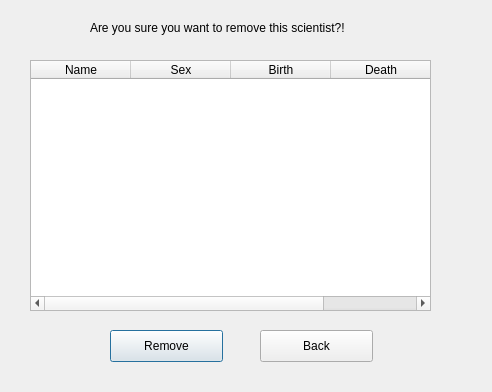
The window that gui/remove/removescigui.ui (HelgiThomas/Verklegt31) describes before a commit, drawn with Qt 5.
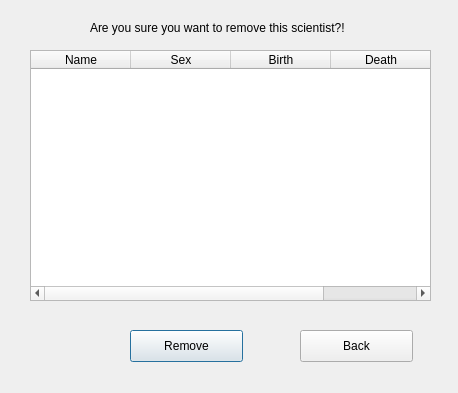
The same window after the commit.

The edit to the form file:
```diff
--- a/gui/remove/removescigui.ui
+++ b/gui/remove/removescigui.ui
@@ -6,8 +6,8 @@
    <rect>
     <x>0</x>
     <y>0</y>
-    <width>492</width>
-    <height>392</height>
+    <width>458</width>
+    <height>393</height>
    </rect>
   </property>
   <property name="windowTitle">
@@ -19,7 +19,7 @@
    </property>
    <property name="geometry">
     <rect>
-     <x>110</x>
+     <x>130</x>
      <y>330</y>
      <width>113</width>
      <height>32</height>
@@ -46,7 +46,7 @@
    <property name="geometry">
     <rect>
      <x>30</x>
-     <y>60</y>
+     <y>50</y>
      <width>401</width>
      <height>251</height>
     </rect>
@@ -78,7 +78,7 @@
    </property>
    <property name="geometry">
     <rect>
-     <x>260</x>
+     <x>300</x>
      <y>330</y>
      <width>113</width>
      <height>32</height>
```
